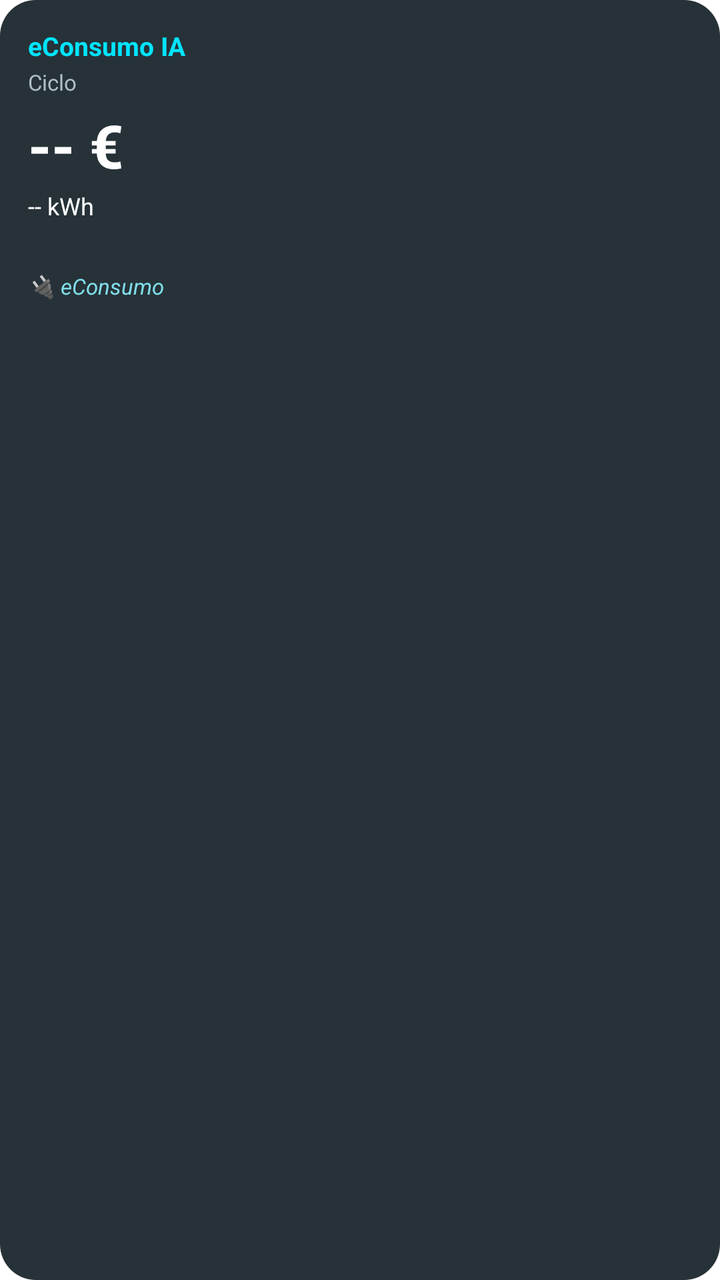
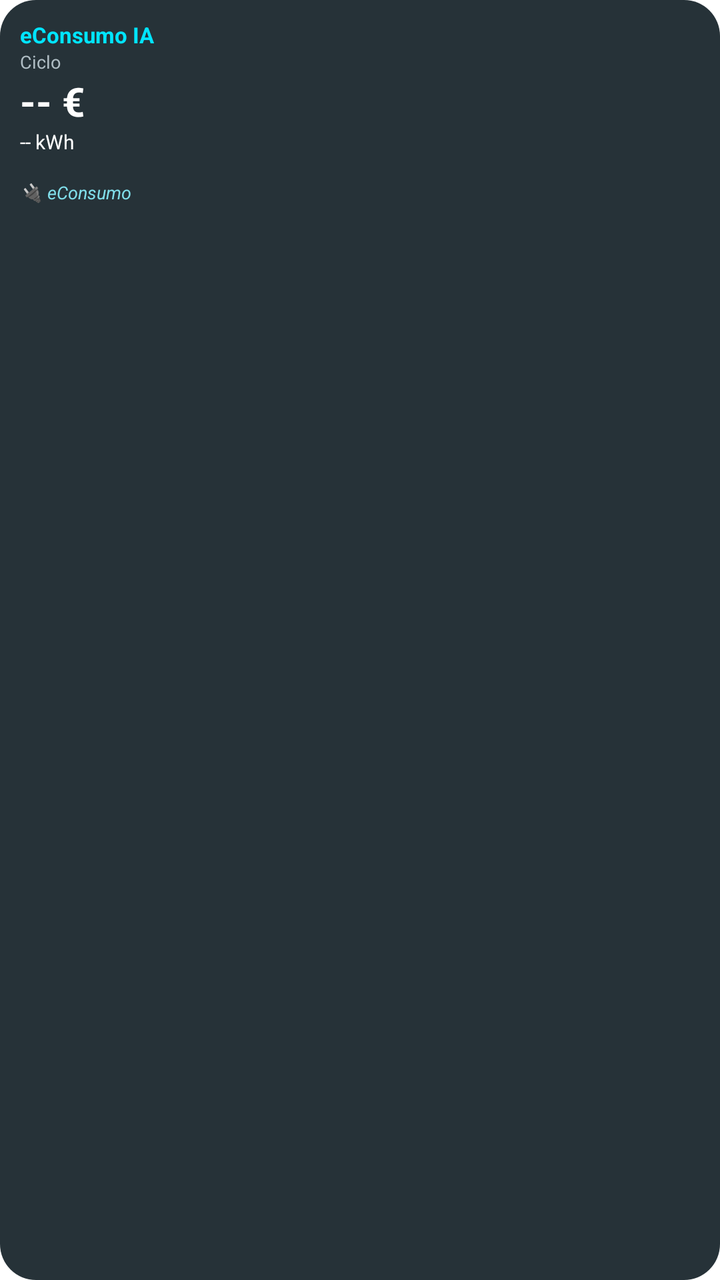

The first picture is an Android layout as it rendered before a commit; the second is the same layout after the commit. The layout source and the unified diff follow.
<!-- AndroidManifest.xml: fallback theme Theme.MaterialComponents.DayNight.NoActionBar -->
<!-- res/layout/widget_econsumo.xml -->
<?xml version="1.0" encoding="utf-8"?>
<LinearLayout xmlns:android="http://schemas.android.com/apk/res/android"
    android:layout_width="match_parent"
    android:layout_height="match_parent"
    android:orientation="vertical"
    android:background="@drawable/widget_background"
    android:padding="14dp">

    <TextView
        android:id="@+id/widget_titulo"
        android:layout_width="match_parent"
        android:layout_height="wrap_content"
        android:text="eConsumo IA"
        android:textColor="#00E5FF"
        android:textSize="13sp"
        android:textStyle="bold" />

    <TextView
        android:id="@+id/widget_fechas"
        android:layout_width="match_parent"
        android:layout_height="wrap_content"
        android:layout_marginTop="2dp"
        android:text="Ciclo"
        android:textColor="#B0BEC5"
        android:textSize="11sp" />

    <TextView
        android:id="@+id/widget_euros"
        android:layout_width="match_parent"
        android:layout_height="wrap_content"
        android:layout_marginTop="4dp"
        android:text="-- €"
        android:textColor="#FFFFFF"
        android:textSize="30sp"
        android:textStyle="bold" />

    <TextView
        android:id="@+id/widget_kwh"
        android:layout_width="match_parent"
        android:layout_height="wrap_content"
        android:layout_marginTop="2dp"
        android:text="-- kWh"
        android:textColor="#FFFFFF"
        android:textSize="12sp" />

    <TextView
        android:id="@+id/widget_prediccion"
        android:layout_width="match_parent"
        android:layout_height="wrap_content"
        android:layout_marginTop="4dp"
        android:text=""
        android:textColor="#CFD8DC"
        android:textSize="11sp" />

    <TextView
        android:id="@+id/widget_consejo"
        android:layout_width="match_parent"
        android:layout_height="wrap_content"
        android:layout_marginTop="6dp"
        android:text="🔌 eConsumo"
        android:textColor="#80DEEA"
        android:textSize="11sp"
        android:textStyle="italic"
        android:maxLines="3"
        android:ellipsize="end" />

</LinearLayout>
<!-- resources referenced by this layout -->
<resources>
  <!-- drawable widget_background (drawable) -->
  <?xml version="1.0" encoding="utf-8"?>
  <shape xmlns:android="http://schemas.android.com/apk/res/android"
      android:shape="rectangle">
      <solid android:color="#263238" />
      <corners android:radius="18dp" />
  </shape>
</resources>

<!-- the commit's change to res/layout/widget_econsumo.xml (unified diff, before → after) -->
@@ -4,7 +4,7 @@
     android:layout_height="match_parent"
     android:orientation="vertical"
     android:background="@drawable/widget_background"
-    android:padding="14dp">
+    android:padding="10dp">
 
     <TextView
         android:id="@+id/widget_titulo"
@@ -12,56 +12,51 @@
         android:layout_height="wrap_content"
         android:text="eConsumo IA"
         android:textColor="#00E5FF"
-        android:textSize="13sp"
+        android:textSize="11sp"
         android:textStyle="bold" />
 
     <TextView
         android:id="@+id/widget_fechas"
         android:layout_width="match_parent"
         android:layout_height="wrap_content"
-        android:layout_marginTop="2dp"
         android:text="Ciclo"
         android:textColor="#B0BEC5"
-        android:textSize="11sp" />
+        android:textSize="9sp" />
 
     <TextView
         android:id="@+id/widget_euros"
         android:layout_width="match_parent"
         android:layout_height="wrap_content"
-        android:layout_marginTop="4dp"
         android:text="-- €"
         android:textColor="#FFFFFF"
-        android:textSize="30sp"
+        android:textSize="20sp"
         android:textStyle="bold" />
 
     <TextView
         android:id="@+id/widget_kwh"
         android:layout_width="match_parent"
         android:layout_height="wrap_content"
-        android:layout_marginTop="2dp"
         android:text="-- kWh"
         android:textColor="#FFFFFF"
-        android:textSize="12sp" />
+        android:textSize="10sp" />
 
     <TextView
         android:id="@+id/widget_prediccion"
         android:layout_width="match_parent"
         android:layout_height="wrap_content"
-        android:layout_marginTop="4dp"
         android:text=""
         android:textColor="#CFD8DC"
-        android:textSize="11sp" />
+        android:textSize="9sp" />
 
     <TextView
         android:id="@+id/widget_consejo"
         android:layout_width="match_parent"
         android:layout_height="wrap_content"
-        android:layout_marginTop="6dp"
         android:text="🔌 eConsumo"
         android:textColor="#80DEEA"
-        android:textSize="11sp"
+        android:textSize="9sp"
         android:textStyle="italic"
-        android:maxLines="3"
+        android:maxLines="2"
         android:ellipsize="end" />
 
 </LinearLayout>
